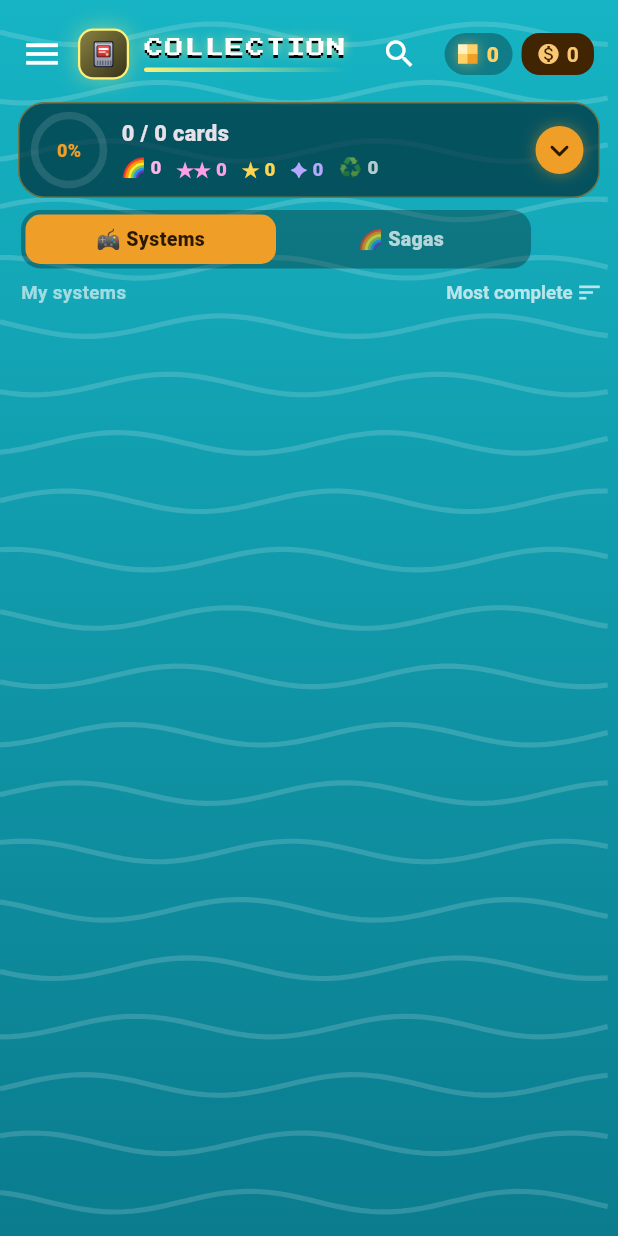
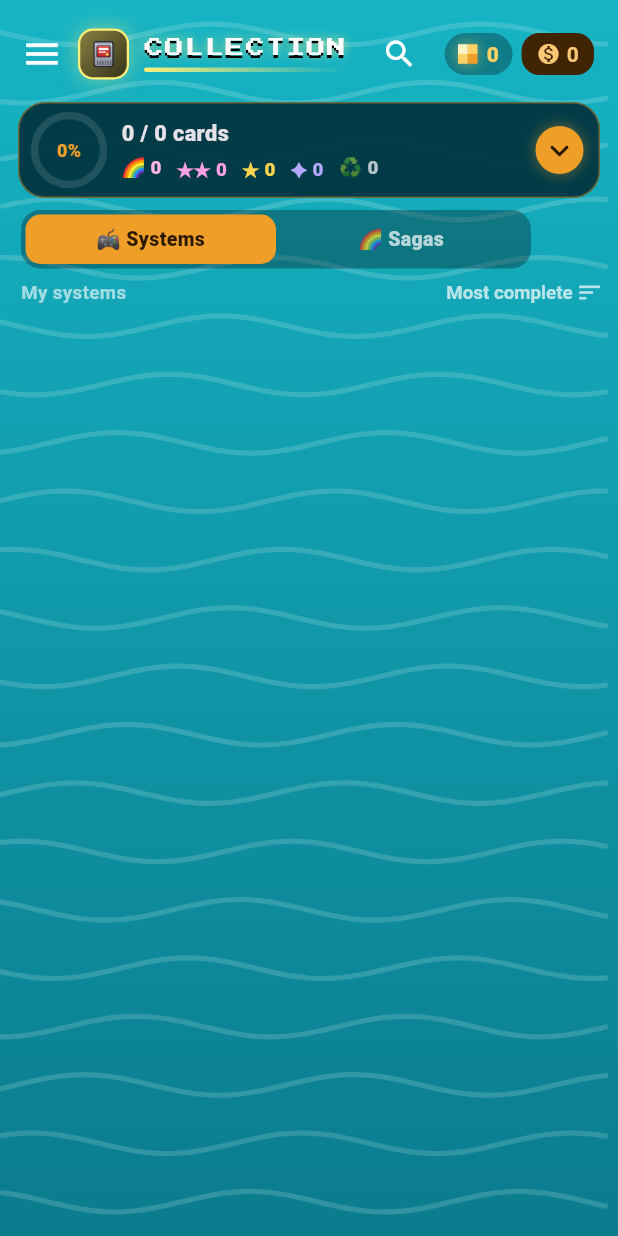
Before and after one commit to foclabroc/retro_collec_app, a Flutter app: the HomeShell screen opened directly, after a tap on the "menu" icon, on a phone screen of 412 x 824 dp. Run offline on Flutter 3.47's test engine with Material 3 defaults, Android fonts, the phone set to English and light mode, and no system bars; our stand-ins replace flutter_local_notifications, google_fonts, open_filex, sensors_plus, shared_preferences, web; missing offline and left inert: dart:js_interop, workmanager; accounts and stored records are empty; network calls fail; statements that could not run were skipped.

Commit message:
Thèmes : panneaux, menus et barres à 93 % d'opacité (moins de transparence sur le fond)
Co-Authored-By: Claude Opus 5.5 <noreply@anthropic.com>
Claude-Session: https://claude.ai/code/session_011TiJZPgqiKV4yf2kZigeqw

```diff
--- a/lib/album.dart
+++ b/lib/album.dart
@@ -250,7 +250,7 @@ class _SplitCardDetailState extends State<SplitCardDetail> {
           Container(
             width: 420,
             decoration: BoxDecoration(
-              color: kBg.withOpacity(0.55),
+              color: kBg.withOpacity(0.93),
               border: const Border(left: BorderSide(color: Colors.white12)),
             ),
             child: sel == null
--- a/lib/game.dart
+++ b/lib/game.dart
@@ -124,7 +124,7 @@ int get lotPrice => kLotPrice * (100 - (kPackPromo['lot'] ?? 0)) ~/ 100;
 const kGold = Color(0xFFEF9F27);
 // Couleurs de fond selon le thème d'interface choisi (retro_theme.dart)
 Color get kBg => rcTheme.bg; // fond des feuilles et dialogues
-Color get kPanel => rcTheme.panel; // panneaux semi-transparents sur le fond animé
+Color get kPanel => rcTheme.panel; // panneaux à 93 % d'opacité sur le fond animé
 Color get kPanel2 => rcTheme.panel2;
 
 /// Avatars : 30 images (assets/avatars/avatar_NN.webp, 256 × 256, détourées, fond transparent).
--- a/lib/main.dart
+++ b/lib/main.dart
@@ -734,7 +734,7 @@ class HomeShellState extends State<HomeShell> with WidgetsBindingObserver {
         return Container(
           width: 96,
           decoration: BoxDecoration(
-            color: kBg.withOpacity(0.72),
+            color: kBg.withOpacity(0.93),
             border: const Border(right: BorderSide(color: Colors.white12)),
           ),
           child: Column(children: [
@@ -786,7 +786,7 @@ class HomeShellState extends State<HomeShell> with WidgetsBindingObserver {
   /// Panneau latéral gauche : profil en haut, puis tous les onglets avec leurs pastilles
   Widget _menu() {
     return Drawer(
-      backgroundColor: kBg.withOpacity(0.95),
+      backgroundColor: kBg.withOpacity(0.93),
       width: 270,
       child: SafeArea(
         child: ListenableBuilder(
--- a/lib/market.dart
+++ b/lib/market.dart
@@ -83,7 +83,7 @@ Future<void> showCardOffers(BuildContext context, String cardId, {int? finish})
   return showModalBottomSheet(
     context: context,
     isScrollControlled: true,
-    backgroundColor: kBg,
+    backgroundColor: kBg.withOpacity(0.93),
     shape: const RoundedRectangleBorder(borderRadius: BorderRadius.vertical(top: Radius.circular(18))),
     builder: (_) => DraggableScrollableSheet(
       expand: false,
@@ -472,7 +472,7 @@ class MarketGroupsState extends State<MarketGroups> {
       Container(
         width: 430,
         decoration: BoxDecoration(
-          color: kBg.withOpacity(0.55),
+          color: kBg.withOpacity(0.93),
           border: const Border(left: BorderSide(color: Colors.white12)),
         ),
         child: s == null
@@ -508,7 +508,7 @@ class MarketGroupsState extends State<MarketGroups> {
     await showModalBottomSheet<void>(
       context: context,
       isScrollControlled: true,
-      backgroundColor: kBg,
+      backgroundColor: kBg.withOpacity(0.93),
       shape: const RoundedRectangleBorder(borderRadius: BorderRadius.vertical(top: Radius.circular(20))),
       builder: (ctx) => StatefulBuilder(builder: (ctx, setS) {
         void upd(VoidCallback f) {
--- a/lib/quiz.dart
+++ b/lib/quiz.dart
@@ -315,7 +315,7 @@ class _QuizPageState extends State<QuizPage> with TickerProviderStateMixin {
                 top: 8,
                 child: Container(
                   padding: const EdgeInsets.symmetric(horizontal: 6, vertical: 3),
-                  decoration: BoxDecoration(color: kBg.withOpacity(0.8), borderRadius: BorderRadius.circular(6)),
+                  decoration: BoxDecoration(color: kBg.withOpacity(0.93), borderRadius: BorderRadius.circular(6)),
                   child: FittedBox(child: ConsoleLogo(q.answer.sys, height: 16)),
                 ),
               ),
--- a/lib/retro_theme.dart
+++ b/lib/retro_theme.dart
@@ -45,40 +45,40 @@ class RcThemeData {
 const kThemes = <RcThemeData>[
   RcThemeData('Envahisseurs', 'Invaders', RcMotif.invaders, 'Envahisseurs', 'Invaders',
       top: Color(0xFF0F7A62), bottom: Color(0xFF0A4A3C), accent: Color(0xFFC6FF5A), accent2: Color(0xFFFFE04A), onAccent: Color(0xFF123000),
-      panel: Color(0xCC062C22), panel2: Color(0xFF135846), surface: Color(0xFF07352A), line: Color(0xFF2A9A7A)),
+      panel: Color(0xED062C22), panel2: Color(0xFF135846), surface: Color(0xFF07352A), line: Color(0xFF2A9A7A)),
   RcThemeData('Blocs', 'Blocks', RcMotif.blocks, 'Blocs qui tombent', 'Falling blocks',
       top: Color(0xFF2457E0), bottom: Color(0xFF173AA6), accent: Color(0xFFFFD23F), accent2: Color(0xFFFF7AD0), onAccent: Color(0xFF2A1C00),
-      panel: Color(0xCC0C1E5A), panel2: Color(0xFF244299), surface: Color(0xFF0F256A), line: Color(0xFF4A78F0)),
+      panel: Color(0xED0C1E5A), panel2: Color(0xFF244299), surface: Color(0xFF0F256A), line: Color(0xFF4A78F0)),
   RcThemeData('Cerise', 'Cherry', RcMotif.dots, 'Pois', 'Dots',
       top: Color(0xFFE0306A), bottom: Color(0xFFA81848), accent: Color(0xFFFFE7A0), accent2: Color(0xFFFFFFFF), onAccent: Color(0xFF4A0A1C),
-      panel: Color(0xB8500820), panel2: Color(0xFF982E50), surface: Color(0xFF610D29), line: Color(0xFFFF6A98)),
+      panel: Color(0xED500820), panel2: Color(0xFF982E50), surface: Color(0xFF610D29), line: Color(0xFFFF6A98)),
   RcThemeData('Mandarine', 'Tangerine', RcMotif.stripes, 'Rayures', 'Stripes',
       top: Color(0xFFFF8A24), bottom: Color(0xFFE0520C), accent: Color(0xFFFFF2C0), accent2: Color(0xFFFFFFFF), onAccent: Color(0xFF4A1C00),
-      panel: Color(0xB25A1E00), panel2: Color(0xFFA15A2A), surface: Color(0xFF6E2B04), line: Color(0xFFFFB070)),
+      panel: Color(0xED5A1E00), panel2: Color(0xFFA15A2A), surface: Color(0xFF6E2B04), line: Color(0xFFFFB070)),
   RcThemeData('Lagon', 'Lagoon', RcMotif.waves, 'Vagues', 'Waves',
       top: Color(0xFF16B4C4), bottom: Color(0xFF0A7C8E), accent: Color(0xFFFFF07A), accent2: Color(0xFFFFFFFF), onAccent: Color(0xFF2A2400),
-      panel: Color(0xBD00323E), panel2: Color(0xFF217682), surface: Color(0xFF03424E), line: Color(0xFF5AD8E4)),
+      panel: Color(0xED00323E), panel2: Color(0xFF217682), surface: Color(0xFF03424E), line: Color(0xFF5AD8E4)),
   RcThemeData('Raisin', 'Grape', RcMotif.crosses, 'Croix', 'Crosses',
       top: Color(0xFF8A44E6), bottom: Color(0xFF5A24B0), accent: Color(0xFFFFD1F0), accent2: Color(0xFF7AFFD8), onAccent: Color(0xFF3A0A50),
-      panel: Color(0xB8280A50), panel2: Color(0xFF5F3699), surface: Color(0xFF341162), line: Color(0xFFB07AFF)),
+      panel: Color(0xED280A50), panel2: Color(0xFF5F3699), surface: Color(0xFF341162), line: Color(0xFFB07AFF)),
   RcThemeData('Citron', 'Lemon', RcMotif.checker, 'Damier', 'Checker',
       top: Color(0xFFF6CC22), bottom: Color(0xFFE09A0A), accent: Color(0xFFFFF07A), accent2: Color(0xFFFFFFFF), onAccent: Color(0xFF3A2000),
-      panel: Color(0xBD462800), panel2: Color(0xFF94752A), surface: Color(0xFF5B3C04), line: Color(0xFFFFE070)),
+      panel: Color(0xED462800), panel2: Color(0xFF94752A), surface: Color(0xFF5B3C04), line: Color(0xFFFFE070)),
   RcThemeData('Menthe', 'Mint', RcMotif.cards, 'Esquisses de cartes', 'Card sketches',
       top: Color(0xFF2CCC84), bottom: Color(0xFF169A5C), accent: Color(0xFFFFFFFF), accent2: Color(0xFFFFEF7A), onAccent: Color(0xFF0A3A22),
-      panel: Color(0xB8043820), panel2: Color(0xFF2B8158), surface: Color(0xFF094A2C), line: Color(0xFF6AE8AA)),
+      panel: Color(0xED043820), panel2: Color(0xFF2B8158), surface: Color(0xFF094A2C), line: Color(0xFF6AE8AA)),
   RcThemeData('Corail', 'Coral', RcMotif.bubbles, 'Bulles', 'Bubbles',
       top: Color(0xFFFF6A5E), bottom: Color(0xFFD8384A), accent: Color(0xFFFFF2B0), accent2: Color(0xFFFFFFFF), onAccent: Color(0xFF4A0A10),
-      panel: Color(0xB25A0E18), panel2: Color(0xFFA14647), surface: Color(0xFF6E1920), line: Color(0xFFFF9A90)),
+      panel: Color(0xED5A0E18), panel2: Color(0xFFA14647), surface: Color(0xFF6E1920), line: Color(0xFFFF9A90)),
   RcThemeData('Ciel', 'Sky', RcMotif.clouds, 'Nuages pixel', 'Pixel clouds',
       top: Color(0xFF46A8FF), bottom: Color(0xFF2A70E0), accent: Color(0xFFFFE04A), accent2: Color(0xFFFFFFFF), onAccent: Color(0xFF2A2000),
-      panel: Color(0xB80A2864), panel2: Color(0xFF3868A7), surface: Color(0xFF113777), line: Color(0xFF80C4FF)),
+      panel: Color(0xED0A2864), panel2: Color(0xFF3868A7), surface: Color(0xFF113777), line: Color(0xFF80C4FF)),
   RcThemeData('Bonbon', 'Candy', RcMotif.diamonds, 'Losanges', 'Diamonds',
       top: Color(0xFFFF5AB8), bottom: Color(0xFFC42A88), accent: Color(0xFFFFF2A0), accent2: Color(0xFF7AE8FF), onAccent: Color(0xFF4A0A30),
-      panel: Color(0xB8500834), panel2: Color(0xFF9B3C75), surface: Color(0xFF651244), line: Color(0xFFFF8AD0)),
+      panel: Color(0xED500834), panel2: Color(0xFF9B3C75), surface: Color(0xFF651244), line: Color(0xFFFF8AD0)),
   RcThemeData('Rétro gris', 'Retro grey', RcMotif.scanlines, 'Lignes d\'écran', 'Scanlines',
       top: Color(0xFF8A8EA0), bottom: Color(0xFF5E6276), accent: Color(0xFFFF4F6A), accent2: Color(0xFFFFFFFF), onAccent: Color(0xFFFFFFFF),
-      panel: Color(0xBD1E202C), panel2: Color(0xFF5A5C6A), surface: Color(0xFF2B2D3A), line: Color(0xFFB0B4C4)),
+      panel: Color(0xED1E202C), panel2: Color(0xFF5A5C6A), surface: Color(0xFF2B2D3A), line: Color(0xFFB0B4C4)),
 ];
 /// Thème choisi (réglages, mémorisé)
 final rcThemeIndex = ValueNotifier<int>(0);
@@ -154,7 +154,7 @@ ThemeData retroTheme() {
     scaffoldBackgroundColor: Colors.transparent,
     canvasColor: navy,
     appBarTheme: AppBarTheme(
-      backgroundColor: th.bg.withOpacity(0.8),
+      backgroundColor: th.bg.withOpacity(0.93),
       surfaceTintColor: Colors.transparent,
       elevation: 0,
       centerTitle: false,
@@ -185,7 +185,7 @@ ThemeData retroTheme() {
     ),
     textButtonTheme: TextButtonThemeData(style: TextButton.styleFrom(foregroundColor: const Color(0xFF8FD3FF))),
     navigationBarTheme: NavigationBarThemeData(
-      backgroundColor: th.bg.withOpacity(0.94),
+      backgroundColor: th.bg.withOpacity(0.93),
       indicatorColor: th.accent.withOpacity(0.33),
       surfaceTintColor: Colors.transparent,
       labelTextStyle: WidgetStateProperty.all(const TextStyle(fontSize: 11, fontWeight: FontWeight.w700)),
@@ -197,7 +197,7 @@ ThemeData retroTheme() {
     ),
     bottomSheetTheme: BottomSheetThemeData(backgroundColor: navy, surfaceTintColor: Colors.transparent),
     chipTheme: base.chipTheme.copyWith(
-      backgroundColor: navy.withOpacity(0.67),
+      backgroundColor: navy.withOpacity(0.93),
       side: BorderSide(color: line),
       shape: RoundedRectangleBorder(borderRadius: BorderRadius.circular(6)),
     ),
```
